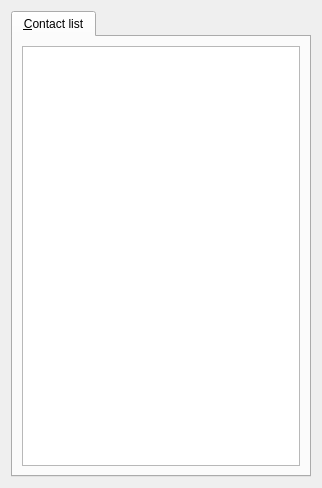
The window that mainwindow.ui (KDE/ktp-call-ui) describes before a commit, drawn with Qt 5.
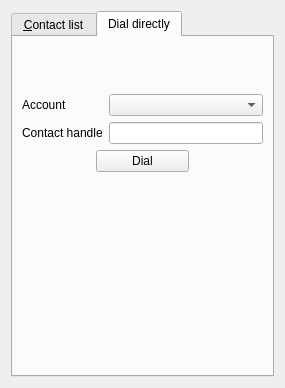
The same window after the commit. The open tabs and pages were chosen to show the change. Custom widgets are drawn as their Qt base class.

Commit message: Add ui for dialing sip addresses directly.

```diff
--- a/mainwindow.ui
+++ b/mainwindow.ui
@@ -6,8 +6,8 @@
    <rect>
     <x>0</x>
     <y>0</y>
-    <width>322</width>
-    <height>488</height>
+    <width>285</width>
+    <height>388</height>
    </rect>
   </property>
   <layout class="QVBoxLayout" name="verticalLayout">
@@ -33,11 +33,103 @@
        </item>
       </layout>
      </widget>
+     <widget class="QWidget" name="dialTab">
+      <attribute name="title">
+       <string>Dial directly</string>
+      </attribute>
+      <layout class="QGridLayout" name="gridLayout">
+       <item row="0" column="1">
+        <spacer name="verticalSpacer">
+         <property name="orientation">
+          <enum>Qt::Vertical</enum>
+         </property>
+         <property name="sizeType">
+          <enum>QSizePolicy::Preferred</enum>
+         </property>
+         <property name="sizeHint" stdset="0">
+          <size>
+           <width>93</width>
+           <height>48</height>
+          </size>
+         </property>
+        </spacer>
+       </item>
+       <item row="1" column="0" colspan="3">
+        <layout class="QFormLayout" name="formLayout">
+         <item row="0" column="0">
+          <widget class="QLabel" name="accountLabel">
+           <property name="text">
+            <string>Account</string>
+           </property>
+          </widget>
+         </item>
+         <item row="0" column="1">
+          <widget class="KComboBox" name="accountComboBox">
+           <property name="sizePolicy">
+            <sizepolicy hsizetype="Expanding" vsizetype="Fixed">
+             <horstretch>0</horstretch>
+             <verstretch>0</verstretch>
+            </sizepolicy>
+           </property>
+          </widget>
+         </item>
+         <item row="1" column="0">
+          <widget class="QLabel" name="contactHandleLabel">
+           <property name="text">
+            <string>Contact handle</string>
+           </property>
+          </widget>
+         </item>
+         <item row="1" column="1">
+          <widget class="KLineEdit" name="contactHandleLineEdit"/>
+         </item>
+        </layout>
+       </item>
+       <item row="2" column="1">
+        <widget class="KPushButton" name="dialButton">
+         <property name="text">
+          <string>Dial</string>
+         </property>
+        </widget>
+       </item>
+       <item row="3" column="1">
+        <spacer name="verticalSpacer_2">
+         <property name="orientation">
+          <enum>Qt::Vertical</enum>
+         </property>
+         <property name="sizeType">
+          <enum>QSizePolicy::Expanding</enum>
+         </property>
+         <property name="sizeHint" stdset="0">
+          <size>
+           <width>93</width>
+           <height>193</height>
+          </size>
+         </property>
+        </spacer>
+       </item>
+      </layout>
+     </widget>
     </widget>
    </item>
   </layout>
  </widget>
  <customwidgets>
+  <customwidget>
+   <class>KPushButton</class>
+   <extends>QPushButton</extends>
+   <header>kpushbutton.h</header>
+  </customwidget>
+  <customwidget>
+   <class>KLineEdit</class>
+   <extends>QLineEdit</extends>
+   <header>klineedit.h</header>
+  </customwidget>
+  <customwidget>
+   <class>KComboBox</class>
+   <extends>QComboBox</extends>
+   <header>kcombobox.h</header>
+  </customwidget>
   <customwidget>
    <class>KTabWidget</class>
    <extends>QTabWidget</extends>
```
Left out of the diff: 3 changed lines with no effect on the pictures. The commit also changes 2 other files.
